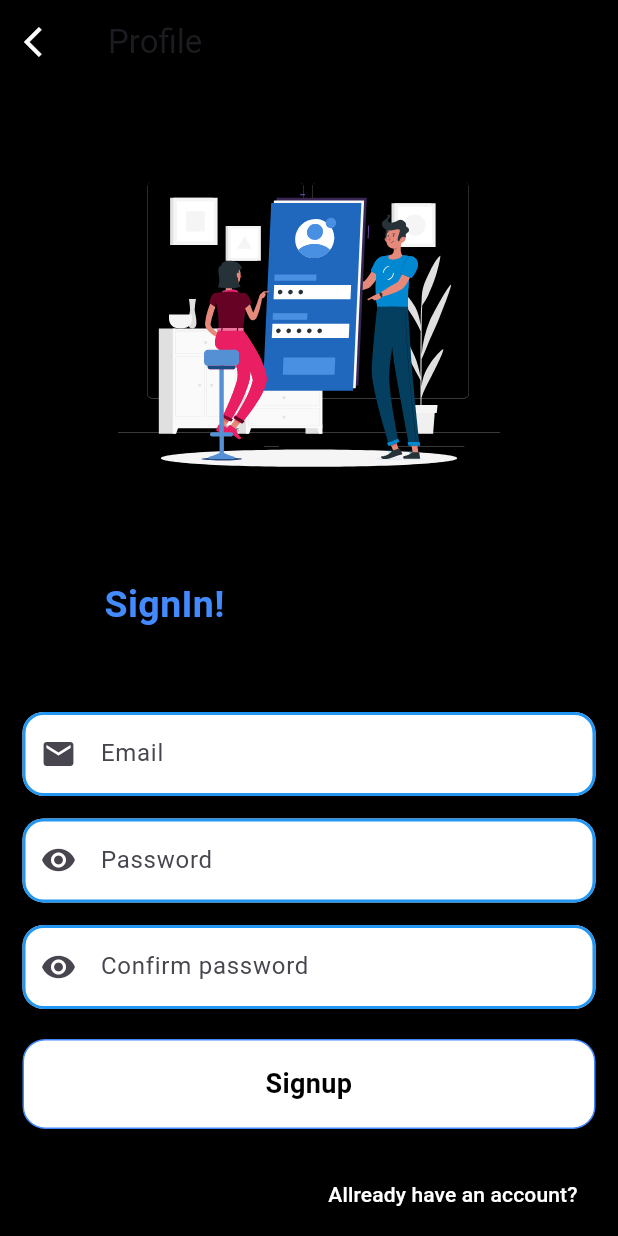
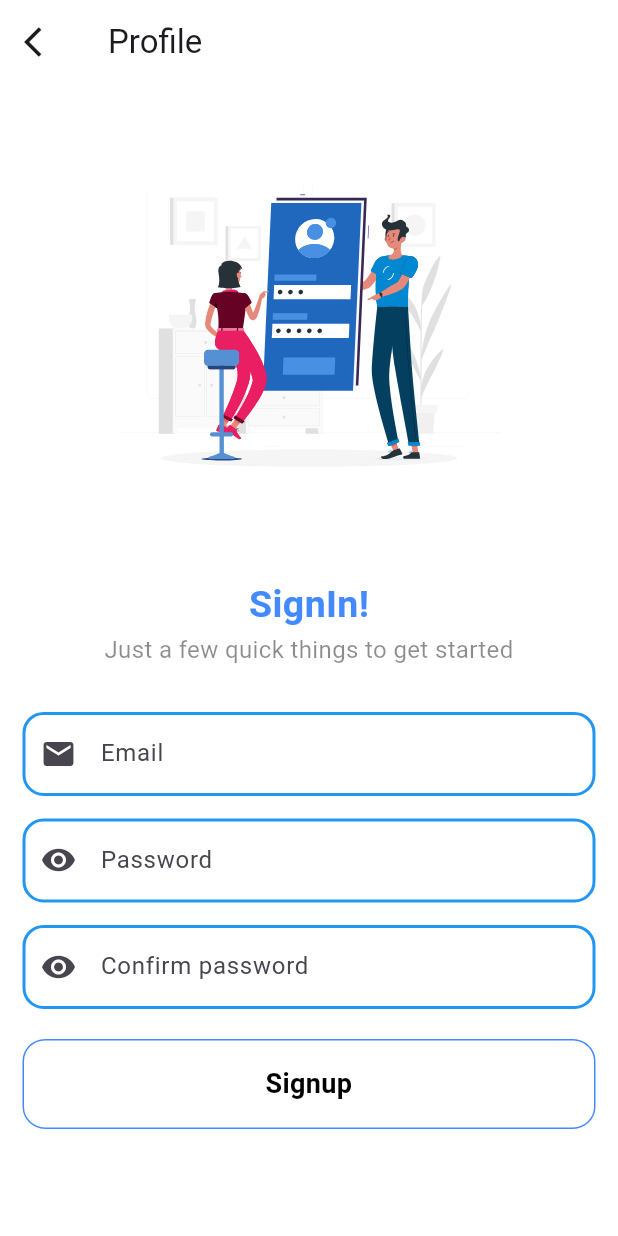
Before and after one commit to alazad214/praner-market, a Flutter app: the screen it shows after launch, after a tap on "Signup", on a phone screen of 412 x 824 dp. Run offline on Flutter 3.47's test engine with Material 3 defaults, Android fonts, the phone set to English and light mode, and no system bars; our stand-ins replace carousel_slider, cloud_firestore, firebase_auth, firebase_core, firebase_messaging, get and 2 more; accounts and stored records are empty.

```diff
--- a/lib/auth/login_screen.dart
+++ b/lib/auth/login_screen.dart
@@ -22,7 +22,6 @@ class Login_Screen extends StatelessWidget {
   Widget build(BuildContext context) {
     final Height = MediaQuery.of(context).size.height;
     return Scaffold(
-      backgroundColor: Colors.black,
       appBar: const Custom_AppBar(),
       body: SafeArea(
         child: SingleChildScrollView(
@@ -32,6 +31,8 @@ class Login_Screen extends StatelessWidget {
               Lottie.asset("assets/animations/login.json",
                   height: Height / 2.5),
               const Custom_Title_SubTitle(
+                crossAxisAlignment: CrossAxisAlignment.center,
+                mainAxisAlignment: MainAxisAlignment.center,
                 title: "Login!",
                 subtitle:
                     "Login with your email and password if you have already signed up to the app.",
--- a/lib/auth/profile_setup.dart
+++ b/lib/auth/profile_setup.dart
@@ -118,7 +118,7 @@ class Profile_setup extends StatelessWidget {
                             _nameformkey.currentState!.validate() &&
                             _numberformkey.currentState!.validate() &&
                             _addressformkey.currentState!.validate()) {
-                          controller.profile_();
+                          controller.profileSetUp();
                         }
                       },
                     ),
--- a/lib/auth/signup_screen.dart
+++ b/lib/auth/signup_screen.dart
@@ -21,8 +21,10 @@ class Signup_screeen extends StatelessWidget {
   Widget build(BuildContext context) {
     final Height = MediaQuery.of(context).size.height;
     return Scaffold(
-      backgroundColor: Colors.black,
-      appBar: const Custom_AppBar(),
+      backgroundColor: Colors.white,
+      appBar: const Custom_AppBar(
+        backgroundcolor: Colors.white,
+      ),
       body: SafeArea(
         child: SingleChildScrollView(
           child: Column(
@@ -31,6 +33,7 @@ class Signup_screeen extends StatelessWidget {
               Lottie.asset("assets/animations/login.json",
                   height: Height / 2.5),
               const Custom_Title_SubTitle(
+                crossAxisAlignment: CrossAxisAlignment.center,
                 title: "SignIn!",
                 subtitle: "Just a few quick things to get started",
               ),
--- a/lib/screens/home_screen.dart
+++ b/lib/screens/home_screen.dart
@@ -25,6 +25,9 @@ class Home_Screen extends StatelessWidget {
             crossAxisAlignment: CrossAxisAlignment.start,
             children: [
               Custom_Title_SubTitle(
+                  crossAxisAlignment: CrossAxisAlignment.start,
+                  mainAxisAlignment: MainAxisAlignment.start,
+                  textalign: TextAlign.start,
                   title: "Al Azad",
                   subtitle:
                       "Buy one product form any place, at any time.very easily with dhamaka."),
--- a/lib/screens/welcome_screen.dart
+++ b/lib/screens/welcome_screen.dart
@@ -13,7 +13,6 @@ class Welcome_Screen extends StatelessWidget {
   Widget build(BuildContext context) {
     final Height = MediaQuery.of(context).size.height;
     return Scaffold(
-      backgroundColor: Colors.black,
       body: SafeArea(
           child: Center(
         child: Column(
@@ -22,6 +21,8 @@ class Welcome_Screen extends StatelessWidget {
             Lottie.asset("assets/animations/shopping_cart.json",
                 height: Height / 2.5),
             const Custom_Title_SubTitle(
+                mainAxisAlignment: MainAxisAlignment.center,
+                crossAxisAlignment: CrossAxisAlignment.center,
                 title: "Praner Market",
                 subtitle:
                     "Welcome to Praner Market App. Delivery charge is free only when shopping for the first time. Enjoy shopping"),
@@ -38,11 +39,11 @@ class Welcome_Screen extends StatelessWidget {
                     },
                   )),
                   const SizedBox(width: 10),
-                   Expanded(
+                  Expanded(
                       child: Custom_Button(
-                        ontap: (){
-                          Get.to(() => Signup_screeen());
-                        },
+                    ontap: () {
+                      Get.to(() => Signup_screeen());
+                    },
                     text: "Signup",
                   )),
                 ],
--- a/lib/widgets/custom_appbar.dart
+++ b/lib/widgets/custom_appbar.dart
@@ -16,7 +16,7 @@ class Custom_AppBar extends StatelessWidget implements PreferredSizeWidget {
           },
           icon: const Icon(
             Icons.arrow_back_ios,
-            color: Colors.white,
+
           )),
     );
   }
--- a/lib/widgets/custom_title_subtitle.dart
+++ b/lib/widgets/custom_title_subtitle.dart
@@ -2,17 +2,24 @@ import 'package:flutter/material.dart';
 
 class Custom_Title_SubTitle extends StatelessWidget {
   const Custom_Title_SubTitle(
-      {super.key, required this.title, required this.subtitle});
+      {super.key,
+      required this.title,
+      required this.subtitle,
+      this.mainAxisAlignment,
+      this.crossAxisAlignment, this.textalign});
   final String title;
   final String subtitle;
+  final mainAxisAlignment;
+  final crossAxisAlignment;
+  final textalign;
 
   @override
   Widget build(BuildContext context) {
     return Padding(
       padding: const EdgeInsets.only(bottom: 10),
       child: Column(
-        mainAxisAlignment: MainAxisAlignment.start,
-        crossAxisAlignment: CrossAxisAlignment.start,
+        mainAxisAlignment: mainAxisAlignment ?? MainAxisAlignment.start,
+        crossAxisAlignment: crossAxisAlignment ?? CrossAxisAlignment.start,
         children: [
           Text(
             title,
@@ -23,12 +30,12 @@ class Custom_Title_SubTitle extends StatelessWidget {
           ),
           Text(
             subtitle,
+            textAlign: textalign??TextAlign.center,
             style: const TextStyle(
               fontSize: 16,
               color: Colors.black45,
             ),
           ),
-
         ],
       ),
     );
```
Also changed, not shown: lib/controllers/auth_controllers.dart (+13 -21 lines), lib/widgets/custom_category_list.dart (+22 -2 lines).
